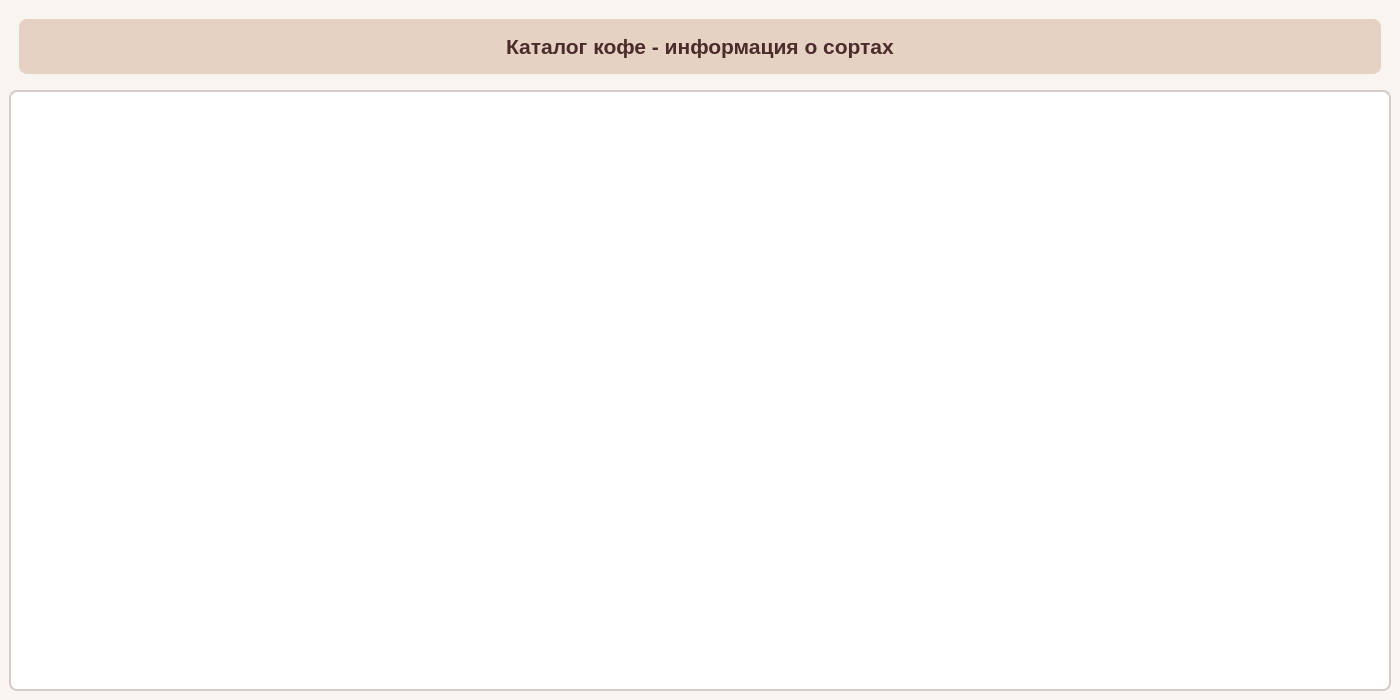
Old version of the form main.ui in the repository bbjkh56jmp-ai/Mosckva-Zhirnow.
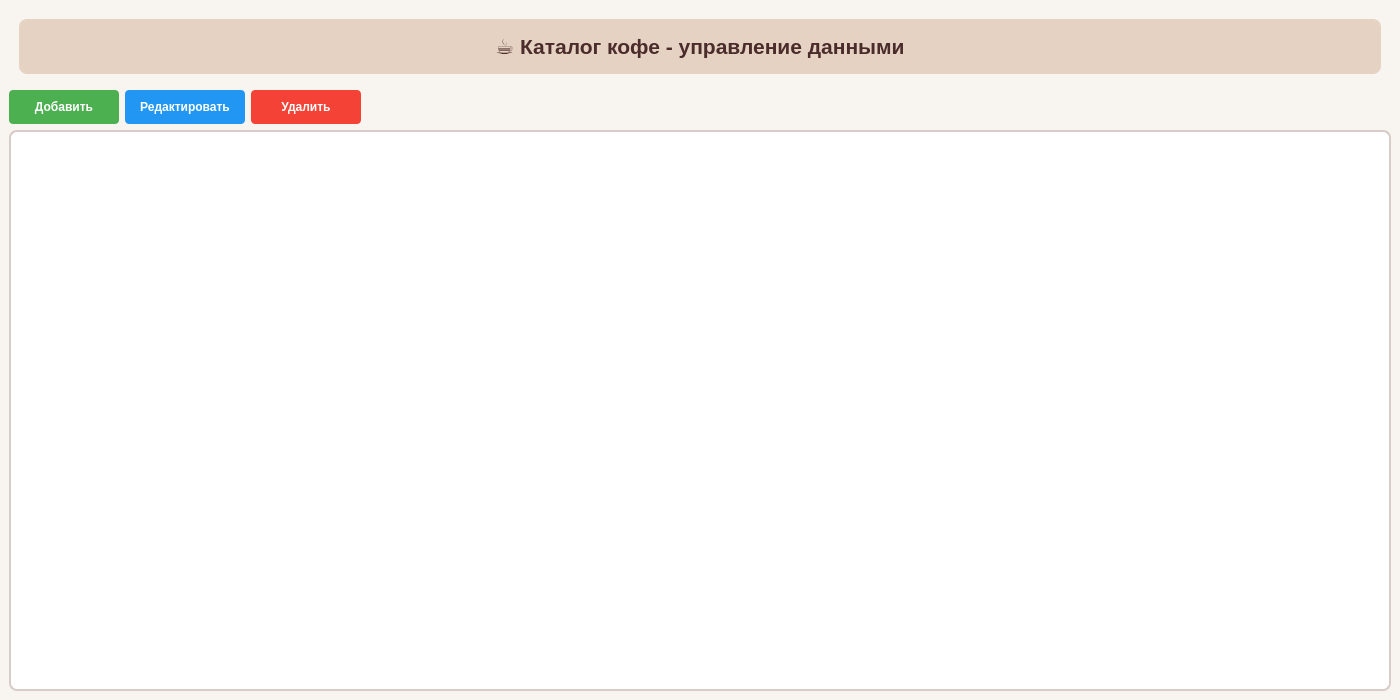
New version of the form.

Diff of the .ui file:
```diff
--- a/main.ui
+++ b/main.ui
@@ -47,6 +47,28 @@
     border: 1px solid #5d4037;
     font-weight: bold;
     font-size: 12px;
+}
+QPushButton {
+    padding: 10px 15px;
+    border: none;
+    border-radius: 4px;
+    font-weight: bold;
+    min-width: 80px;
+}
+QPushButton#addButton {
+    background-color: #4caf50;
+    color: white;
+}
+QPushButton#editButton {
+    background-color: #2196f3;
+    color: white;
+}
+QPushButton#deleteButton {
+    background-color: #f44336;
+    color: white;
+}
+QPushButton:hover {
+    opacity: 0.9;
 }</string>
   </property>
   <widget class="QWidget" name="centralwidget">
@@ -61,13 +83,51 @@
        </font>
       </property>
       <property name="text">
-       <string>Каталог кофе - информация о сортах</string>
+       <string>☕ Каталог кофе - управление данными</string>
       </property>
       <property name="alignment">
        <set>Qt::AlignmentFlag::AlignCenter</set>
       </property>
      </widget>
     </item>
+    <item>
+     <layout class="QHBoxLayout" name="buttonLayout">
+      <item>
+       <widget class="QPushButton" name="addButton">
+        <property name="text">
+         <string>Добавить</string>
+        </property>
+       </widget>
+      </item>
+      <item>
+       <widget class="QPushButton" name="editButton">
+        <property name="text">
+         <string>Редактировать</string>
+        </property>
+       </widget>
+      </item>
+      <item>
+       <widget class="QPushButton" name="deleteButton">
+        <property name="text">
+         <string>Удалить</string>
+        </property>
+       </widget>
+      </item>
+      <item>
+       <spacer name="horizontalSpacer">
+        <property name="orientation">
+         <enum>Qt::Orientation::Horizontal</enum>
+        </property>
+        <property name="sizeHint" stdset="0">
+         <size>
+          <width>40</width>
+          <height>20</height>
+         </size>
+        </property>
+       </spacer>
+      </item>
+     </layout>
+    </item>
     <item>
      <widget class="QTableWidget" name="tableWidget">
       <property name="editTriggers">
@@ -77,7 +137,7 @@
        <enum>QAbstractItemView::SelectionBehavior::SelectRows</enum>
       </property>
       <property name="sortingEnabled">
-       <bool>true</bool>
+       <bool>false</bool>
       </property>
       <property name="cornerButtonEnabled">
        <bool>false</bool>
```
